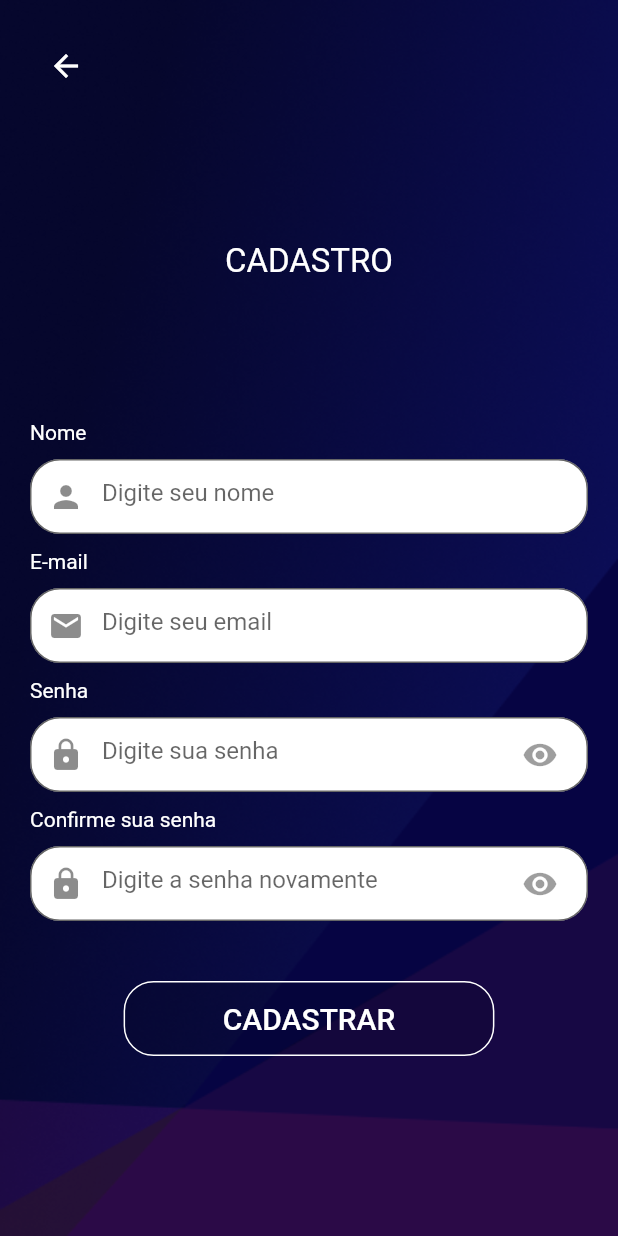
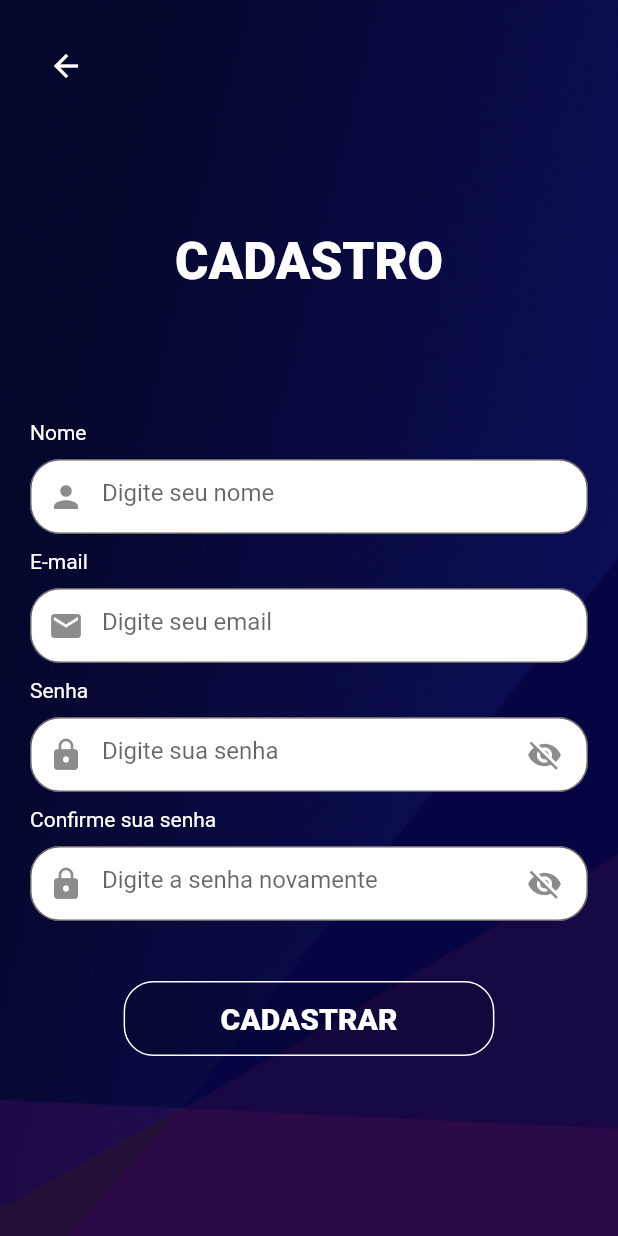
Before and after one commit to HugoTin/Legatto, a Flutter app: the screen it shows after launch, after a tap on the "logout" icon, after a tap on "Fazer cadastro", on a phone screen of 412 x 824 dp. Run offline on Flutter 3.47's test engine with Material 3 defaults, Android fonts, the phone set to English and light mode, and no system bars; missing offline and left inert: info_popup; network calls fail.

Commit message:
Statefull login and register pages to hidden password

```diff
--- a/lib/pages/login/login.page.dart
+++ b/lib/pages/login/login.page.dart
@@ -1,6 +1,16 @@
 import 'package:flutter/material.dart';
-class Login extends StatelessWidget {
+class Login extends StatefulWidget {
   const Login({super.key});
+
+  @override _LoginState createState() => _LoginState();
+
+}
+
+class _LoginState extends State<Login>{
+
+  bool hidePassword = false;
+
+  void _changeVisibility(){ hidePassword = !hidePassword; }
 
   @override
   Widget build(BuildContext context) {
@@ -91,12 +101,15 @@ class Login extends StatelessWidget {
                               fillColor: Colors.white,
                               filled: true,
                               prefixIcon: const Icon(Icons.lock),
-                              suffixIcon: const TextButton(
-                                onPressed: null,
-                                child: Icon(Icons.remove_red_eye)
+                              suffixIcon: IconButton(
+                                onPressed: () => setState(() => _changeVisibility()),
+                                icon: Icon(
+                                  hidePassword ? Icons.visibility : Icons.visibility_off,
+                                ),
+                                padding: const EdgeInsets.only(right: 10),
                               )
                             ),
-                            obscureText: true,
+                            obscureText: !hidePassword,
                           ),
                         )
                       ]
@@ -131,13 +144,19 @@ class Login extends StatelessWidget {
                         children: [
                           const Text(
                             'Esqueci minha senha',
-                            style: TextStyle(color: Colors.white),
+                            style: TextStyle(
+                              color: Colors.white,
+                              fontWeight: FontWeight.w700
+                            ),
                           ),
                           TextButton(
                             onPressed: () => Navigator.pushNamed(context, '/register'),
                             child: const Text(
                               'Fazer cadastro',
-                              style: TextStyle(color: Colors.white),
+                              style: TextStyle(
+                                color: Colors.white,
+                                fontWeight: FontWeight.w700
+                              ),
                             ),
                           )
                         ],
--- a/lib/pages/login/register.page.dart
+++ b/lib/pages/login/register.page.dart
@@ -1,7 +1,19 @@
 import 'package:flutter/material.dart';
 
-class Register extends StatelessWidget {
+class Register extends StatefulWidget {
   const Register({super.key});
+
+  @override _RegisterState createState() => _RegisterState();
+
+}
+
+class _RegisterState extends State<Register> {
+
+  bool hidePassword = false;
+  bool hidePasswordAgain = false;
+
+  void _changeVisibility(){ hidePassword = !hidePassword; }
+  void _changeVisibilityAgain(){ hidePasswordAgain = !hidePasswordAgain; }
 
   @override
   Widget build(BuildContext context) {
@@ -29,7 +41,8 @@ class Register extends StatelessWidget {
                 'CADASTRO',
                 style: TextStyle(
                   color: Colors.white,
-                  fontSize: 22
+                  fontSize: 34,
+                  fontWeight: FontWeight.w900
                 ),
               ),
               SizedBox(
@@ -111,12 +124,15 @@ class Register extends StatelessWidget {
                               fillColor: Colors.white,
                               filled: true,
                               prefixIcon: const Icon(Icons.lock),
-                              suffixIcon: const TextButton(
-                                onPressed: null,
-                                child: Icon(Icons.remove_red_eye)
+                              suffixIcon: IconButton(
+                                onPressed: () => setState(() => _changeVisibility()),
+                                icon: Icon(
+                                  hidePassword ? Icons.visibility : Icons.visibility_off,
+                                ),
+                                padding: const EdgeInsets.only(right: 10),
                               )
                             ),
-                            obscureText: true,
+                            obscureText: !hidePassword,
                           ),
                         )
                       ]
@@ -142,12 +158,15 @@ class Register extends StatelessWidget {
                               fillColor: Colors.white,
                               filled: true,
                               prefixIcon: const Icon(Icons.lock),
-                              suffixIcon: const TextButton(
-                                onPressed: null,
-                                child: Icon(Icons.remove_red_eye)
+                              suffixIcon: IconButton(
+                                onPressed: () => setState(() => _changeVisibilityAgain()),
+                                icon: Icon(
+                                  hidePasswordAgain ? Icons.visibility : Icons.visibility_off,
+                                ),
+                                padding: const EdgeInsets.only(right: 10),
                               )
                             ),
-                            obscureText: true,
+                            obscureText: !hidePasswordAgain,
                           ),
                         )
                       ]
@@ -172,7 +191,8 @@ class Register extends StatelessWidget {
                             'CADASTRAR',
                             style: TextStyle(
                               color: Colors.white,
-                              fontSize: 20
+                              fontSize: 20,
+                              fontWeight: FontWeight.w800
                             ),
                           ),
                         ),
@@ -187,4 +207,6 @@ class Register extends StatelessWidget {
       ),
     );
   }
+
+
 }
```
